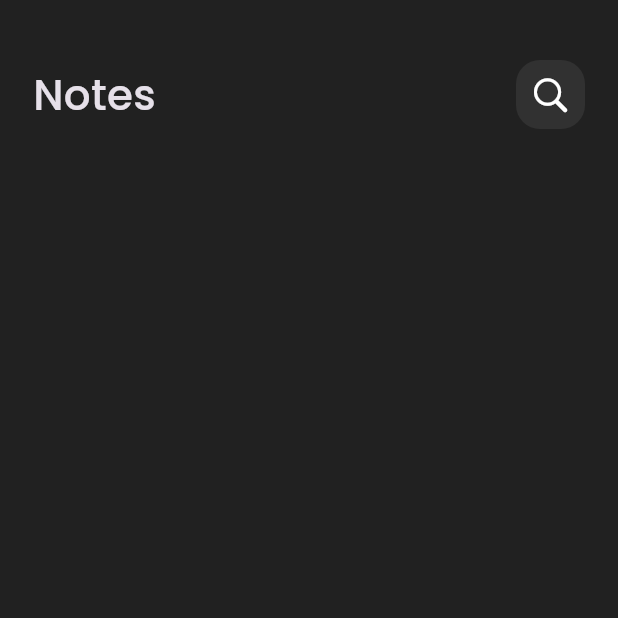
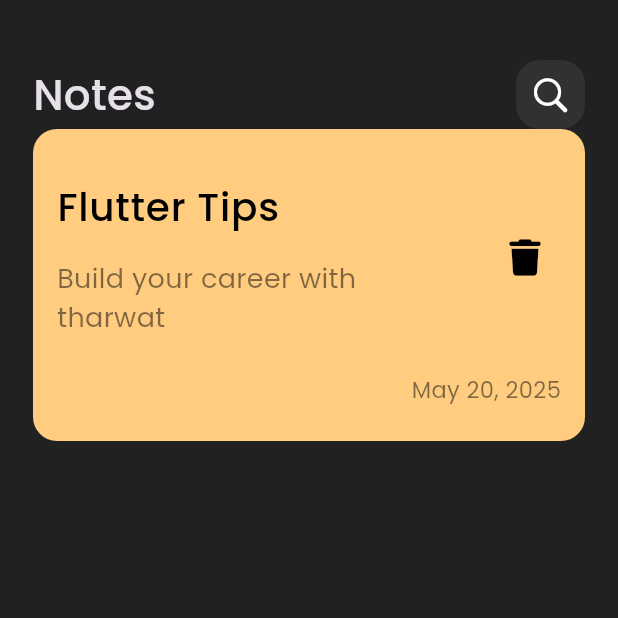
Before and after one commit to khalidadel365/notes_app, a Flutter app: the screen it shows after launch, on a phone screen of 412 x 824 dp, the top half of it. Run offline on Flutter 3.47's test engine with Material 3 defaults, Android fonts, the phone set to English and light mode, and no system bars; our stand-ins replace font_awesome_flutter.

Commit message:
create custom note item

```diff
--- a/lib/main.dart
+++ b/lib/main.dart
@@ -1,4 +1,5 @@
 import 'package:flutter/material.dart';
+import 'package:notes_app/constants.dart';
 import 'package:notes_app/views/notes_view.dart';
 
 void main() {
@@ -17,6 +18,7 @@ class NotesApp extends StatelessWidget {
       theme: ThemeData(
         brightness: Brightness.dark,
         scaffoldBackgroundColor: Colors.grey.shade900,
+        fontFamily: kFontFamily,
       ),
 
     );
--- /dev/null
+++ b/lib/widgets/custom_note_item.dart
@@ -0,0 +1,57 @@
+import 'package:flutter/material.dart';
+import 'package:font_awesome_flutter/font_awesome_flutter.dart';
+
+class NoteItem extends StatelessWidget {
+  const NoteItem({super.key});
+
+  @override
+  Widget build(BuildContext context) {
+    return  Container(
+      padding: EdgeInsets.only(top: 24,bottom: 24,left: 16,right: 16),
+      decoration: BoxDecoration(
+        color: const Color(0xffFFCC80),
+        borderRadius: BorderRadius.circular(16),
+      ),
+      child: Column(
+        crossAxisAlignment: CrossAxisAlignment.end,
+        children: [
+          ListTile(
+            contentPadding: EdgeInsets.zero,
+            title: const Text(
+              'Flutter Tips',style: TextStyle(
+                color: Colors.black,
+                fontWeight: FontWeight.w500,
+                fontSize: 26
+            ),
+            ),
+            subtitle: Padding(
+              padding: const EdgeInsets.only(top: 16.0,bottom: 16),
+              child: Text(
+                'Build your career with tharwat',style: TextStyle(
+                  color: Colors.black.withOpacity(0.5),
+                  fontSize: 18
+              ),),
+            ),
+            trailing: Padding(
+              padding: const EdgeInsets.only(bottom: 30.0),
+              child: IconButton(
+                  onPressed: (){},
+                  icon: Icon(
+                    FontAwesomeIcons.trash,
+                    color: Colors.black,
+                    size: 24,
+                  )
+              ),
+            ),
+          ),
+          Text(
+            'May 20, 2025',style: TextStyle(
+              color: Colors.black.withOpacity(0.5),
+              fontSize: 15
+          ),
+          )
+        ],
+      ),
+    );
+  }
+}
--- a/lib/widgets/notes_view_body.dart
+++ b/lib/widgets/notes_view_body.dart
@@ -1,6 +1,8 @@
 import 'package:flutter/material.dart';
+import 'package:font_awesome_flutter/font_awesome_flutter.dart';
 
 import 'custom_app_bar.dart';
+import 'custom_note_item.dart';
 
 class NotesViewBody extends StatelessWidget {
   const NotesViewBody({super.key});
@@ -13,6 +15,7 @@ class NotesViewBody extends StatelessWidget {
           children: [
             SizedBox(height: 40,),
             CustomAppBar(),
+            NoteItem(),
       ]),
     );
   }
--- a/pubspec.yaml
+++ b/pubspec.yaml
@@ -34,6 +34,8 @@ dependencies:
   # The following adds the Cupertino Icons font to your application.
   # Use with the CupertinoIcons class for iOS style icons.
   cupertino_icons: ^1.0.8
+  font_awesome_flutter: ^10.8.0
+
 
 dev_dependencies:
   flutter_test:
```
Also changed, not shown: pubspec.lock.
